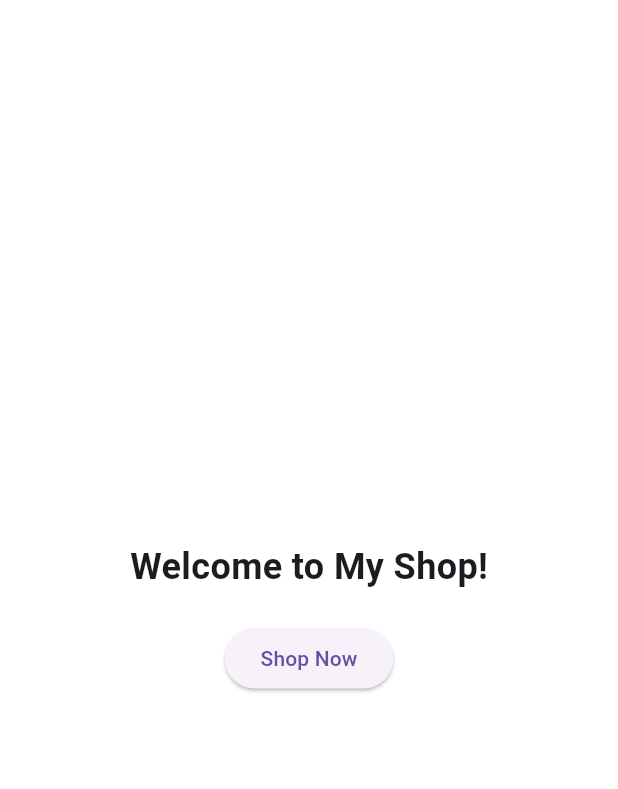
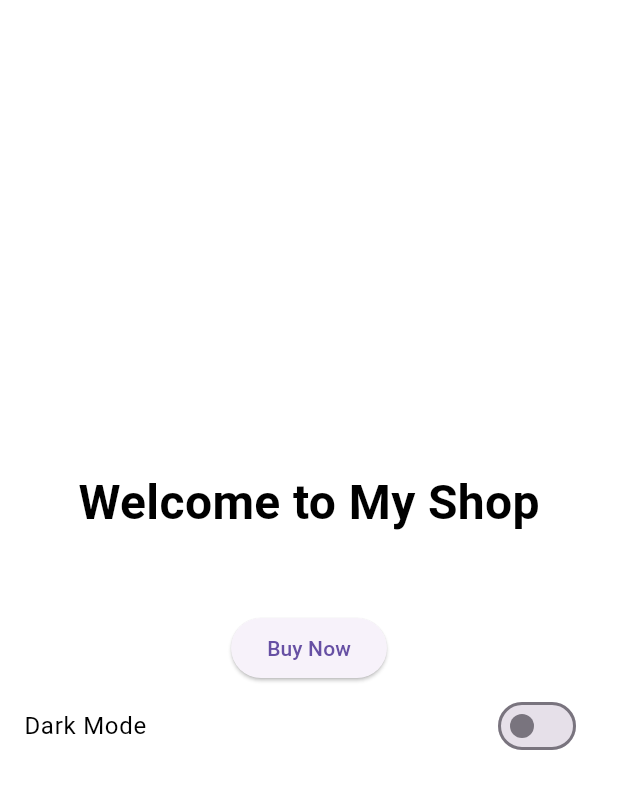
Before and after one commit to JasmineAfline/flutter_my_shop_app, a Flutter app: the screen it shows after launch, on a phone screen of 412 x 824 dp. Shown: the top 789 px of the screen. Run offline on Flutter 3.47's test engine with Material 3 defaults, Android fonts, the phone set to English and light mode, and no system bars; our stand-ins replace shared_preferences.

Commit message:
updated files

```diff
--- /dev/null
+++ b/lib/constants/theme_data.dart
@@ -0,0 +1,33 @@
+import 'package:my_shop/constants/app_colors.dart';
+import 'package:flutter/material.dart';
+
+class Styles {
+
+  static ThemeData themeData ({required bool isDarkTheme,required BuildContext context}){
+
+
+    return ThemeData(
+      scaffoldBackgroundColor: isDarkTheme ? AppColors.darkScaffoldColor:AppColors.lightScaffoldColor,
+
+      cardColor: isDarkTheme?const Color.fromARGB(100, 78, 89, 67):AppColors.lightCardColor
+
+
+
+
+
+
+
+
+    );
+
+
+
+
+  }
+
+
+
+
+
+
+}
--- a/lib/main.dart
+++ b/lib/main.dart
@@ -1,13 +1,38 @@
 import 'package:flutter/material.dart';
+import 'package:my_shop/constants/theme_data.dart';
+import 'package:my_shop/providers/theme_provider.dart';
 import 'package:my_shop/screens/home_screen.dart';
+import 'package:provider/provider.dart';
 
 void main() {
   runApp(
-    MaterialApp(
-    theme: ThemeData(scaffoldBackgroundColor: Colors.blue),
+    MultiProvider(
+      providers: [
+        ChangeNotifierProvider(
+          create: (_) => ThemeProvider(),
+        ),
+      ],
+      child: const MyApp(),
+    ),
+  );
+}
 
+class MyApp extends StatelessWidget {
+  const MyApp({super.key});
 
-
-	home: Scaffold(body: HomeScreen(),),
-  ));
+  @override
+  Widget build(BuildContext context) {
+    return Consumer<ThemeProvider>(
+      builder: (context, themeProvider, child) {
+        return MaterialApp(
+          debugShowCheckedModeBanner: false,
+          theme: Styles.themeData(
+            isDarkTheme: themeProvider.isDarkTheme,
+            context: context,
+          ),
+          home: const HomeScreen(),
+        );
+      },
+    );
+  }
 }
--- /dev/null
+++ b/lib/providers/theme_provider.dart
@@ -0,0 +1,30 @@
+import 'package:flutter/material.dart';
+import 'package:shared_preferences/shared_preferences.dart';
+
+class ThemeProvider with ChangeNotifier {
+  static const String THEMESTATUS = "THEME_STATUS";
+
+  bool _darkTheme = false;
+
+
+  bool get isDarkTheme => _darkTheme;
+
+  ThemeProvider() {
+    loadTheme();
+  }
+
+  // Set + save theme
+  Future<void> setDarkTheme(bool value) async {
+    SharedPreferences prefs = await SharedPreferences.getInstance();
+    await prefs.setBool(THEMESTATUS, value);
+    _darkTheme = value;
+    notifyListeners();
+  }
+
+  // Load saved theme
+  Future<void> loadTheme() async {
+    SharedPreferences prefs = await SharedPreferences.getInstance();
+    _darkTheme = prefs.getBool(THEMESTATUS) ?? false;
+    notifyListeners();
+  }
+}
--- a/lib/screens/home_screen.dart
+++ b/lib/screens/home_screen.dart
@@ -1,37 +1,53 @@
+import 'package:my_shop/constants/app_colors.dart';
+import 'package:my_shop/providers/theme_provider.dart';
 import 'package:flutter/material.dart';
-import 'package:my_shop/constants/app_colors.dart';
+import 'package:provider/provider.dart';
 
 class HomeScreen extends StatelessWidget {
   const HomeScreen({super.key});
 
   @override
   Widget build(BuildContext context) {
+    final themeProvider = Provider.of<ThemeProvider>(context);
+
     return Scaffold(
-      backgroundColor: AppColors.lightScaffoldColor,
+      backgroundColor: themeProvider.isDarkTheme
+          ? AppColors.darkScaffoldColor
+          : AppColors.lightScaffoldColor,
+
       body: Center(
-        child: Center(
-          child: Center(
-            child: Column(
-            mainAxisAlignment: MainAxisAlignment.center,
+        child: Column(
+          mainAxisAlignment: MainAxisAlignment.center,
+          children: [
+            Text(
+              "Welcome to My Shop",
+              style: TextStyle(
+                fontSize: 32,
+                fontWeight: FontWeight.bold,
+                color: themeProvider.isDarkTheme ? Colors.white : Colors.black,
+              ),
+            ),
 
-              children: [
+            SizedBox(height: 50),
 
+            ElevatedButton(onPressed: () {}, child: Text("Buy Now")),
 
-                Text(
-                  'Welcome to My Shop!',
-                  style: TextStyle(fontSize: 24, fontWeight: FontWeight.bold),
+            SwitchListTile(
+              title: Text(
+                "Dark Mode",
+                style: TextStyle(
+                  color: themeProvider.isDarkTheme
+                      ? Colors.white
+                      : Colors.black,
                 ),
-
-                SizedBox(height: 20),
-
-
-
-                ElevatedButton(onPressed: (){}, child: Text('Shop Now')),
-
-              ],
-
               ),
-          ),
+              value: themeProvider.isDarkTheme,
+              onChanged: (value) {
+                themeProvider.setDarkTheme(value);
+                print('Theme State: ${themeProvider.isDarkTheme}');
+              },
+            ),
+          ],
         ),
       ),
     );
```
